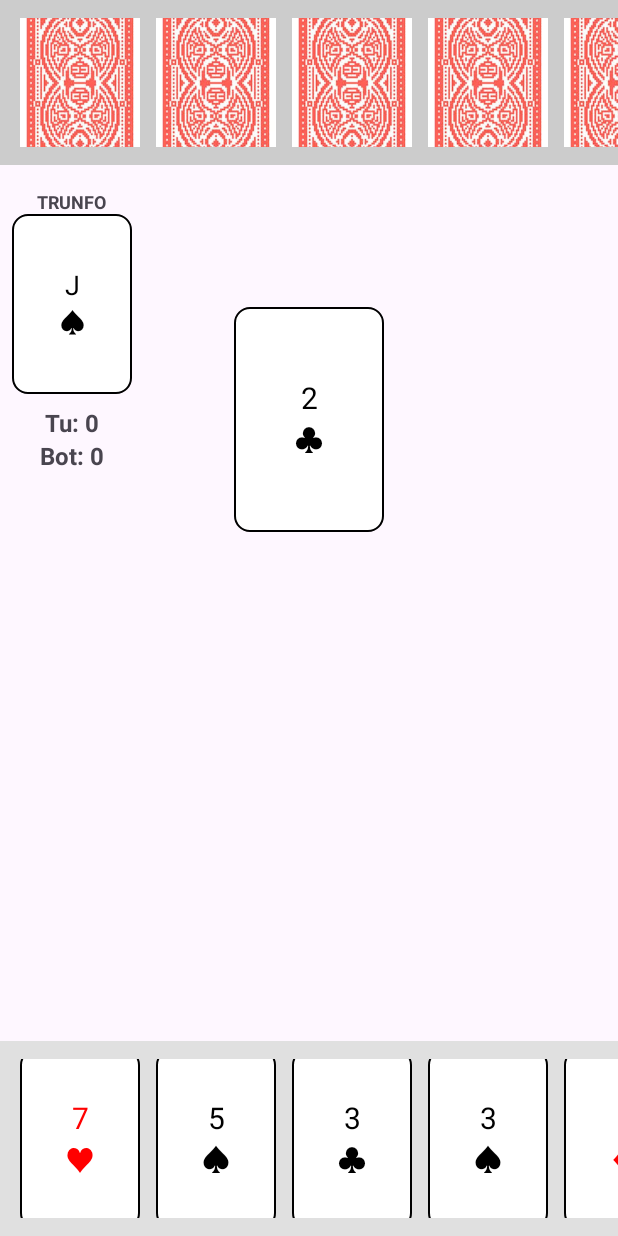
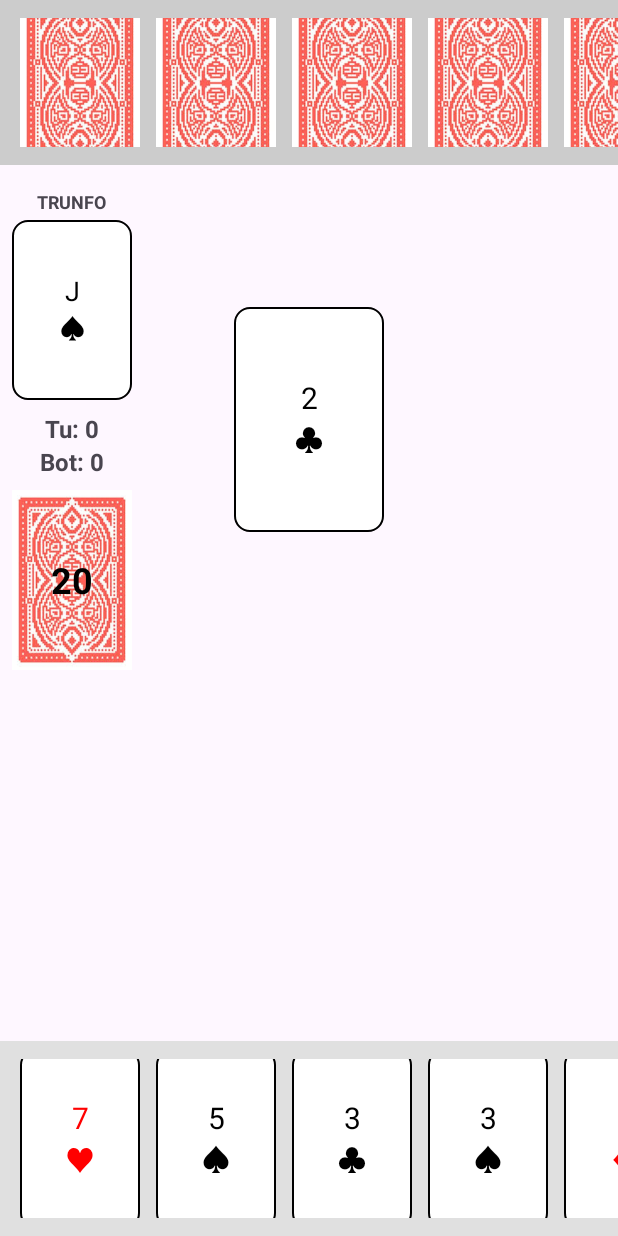
Before and after one commit to PanDisney/GRUPO-TAES-2025, an Android app: the GameActivity screen opened directly, with no data from a screen before it, after a tap on an icon or button, on a phone screen of 412 x 824 dp. Run offline under Robolectric (Android 15) with nearby library versions, the phone set to English and light mode, and no system bars; 1 other tap on this screen came first.

Commit message:
04:parte 2

```diff
--- a/code/BiscaTAES/app/src/main/java/com/example/biscataes/GameActivity.kt
+++ b/code/BiscaTAES/app/src/main/java/com/example/biscataes/GameActivity.kt
@@ -8,6 +8,7 @@ import androidx.appcompat.app.AppCompatActivity
 import android.os.Bundle
 import android.util.Log
 import android.view.Gravity // <-- IMPORTAR GRAVIDADE (para centrar o texto)
+import android.view.View // <-- IMPORTAR VIEW para VISIBLE/INVISIBLE
 import android.widget.Button
 import android.widget.LinearLayout
 import android.widget.TextView
@@ -33,7 +34,7 @@ class GameActivity : AppCompatActivity() {
         drawBotHand() // <-- Desenhar a mão do Bot
         displayTrumpCard()
         updateScoreboardView()
-
+        updateDeckView() // <-- Atualiza o baralho
     }
 
     //
@@ -186,9 +187,9 @@ class GameActivity : AppCompatActivity() {
             } else {
                 playerCardView.setTextColor(Color.BLACK)
             }
-            playerCardView.visibility = TextView.VISIBLE // Tornar visível
+            playerCardView.visibility = View.VISIBLE // Tornar visível
         } else {
-            playerCardView.visibility = TextView.INVISIBLE // Esconder
+            playerCardView.visibility = View.INVISIBLE // Esconder
         }
 
         // Atualizar a carta do Bot
@@ -200,9 +201,9 @@ class GameActivity : AppCompatActivity() {
             } else {
                 botCardView.setTextColor(Color.BLACK)
             }
-            botCardView.visibility = TextView.VISIBLE // Tornar visível
+            botCardView.visibility = View.VISIBLE // Tornar visível
         } else {
-            botCardView.visibility = TextView.INVISIBLE // Esconder
+            botCardView.visibility = View.INVISIBLE // Esconder
         }
     }
     // --- NOVA FUNÇÃO ---
@@ -231,9 +232,11 @@ class GameActivity : AppCompatActivity() {
             } else {
                 trumpView.setTextColor(Color.BLACK)
             }
+            // GARANTIR QUE ESTÁ VISÍVEL
+            trumpView.visibility = View.VISIBLE
         } else {
             // Segurança: se por algum motivo não houver trunfo, esconde
-            trumpView.visibility = TextView.GONE
+            trumpView.visibility = View.GONE
         }
     }
 
@@ -249,6 +252,19 @@ class GameActivity : AppCompatActivity() {
         // 3. Atualizar o texto
         playerScoreView.text = "Tu: $playerPoints"
         botScoreView.text = "Bot: $botPoints"
+    }
+
+    // --- NOVA FUNÇÃO: Atualiza o Deck ---
+    private fun updateDeckView() {
+        val deckView = findViewById<TextView>(R.id.deckView)
+        val remaining = gameEngine.getCardsRemaining()
+
+        if (remaining > 0) {
+            deckView.text = remaining.toString()
+            deckView.visibility = View.VISIBLE
+        } else {
+            deckView.visibility = View.INVISIBLE
+        }
     }
 
     // Converte um Rank num símbolo de texto
@@ -289,6 +305,7 @@ class GameActivity : AppCompatActivity() {
             drawPlayerHand()       // Mostra a mão com a nova carta
             drawBotHand()          // <-- Atualiza mão do Bot (compra de cartas)
             updateScoreboardView() // Atualiza os pontos
+            updateDeckView()       // <-- Atualiza o deck (cartas compradas)
 
             // --- A GRANDE MUDANÇA ---
             // Verifica se o Bot joga a seguir
@@ -359,6 +376,7 @@ class GameActivity : AppCompatActivity() {
             displayTrumpCard()
             updateScoreboardView()
             updateTableView() // Limpa as cartas da mesa da jogada anterior
+            updateDeckView()  // <-- Atualiza o deck
         }
 
         builder.setNegativeButton("Voltar ao Menu") { _, _ ->
--- a/code/BiscaTAES/app/src/main/java/com/example/biscataes/GameEngine.kt
+++ b/code/BiscaTAES/app/src/main/java/com/example/biscataes/GameEngine.kt
@@ -292,4 +292,8 @@ class GameEngine {
         return bot.getHand().size
     }
 
+    // Função para saber quantas cartas restam (para a UI)
+    fun getCardsRemaining(): Int {
+        return if (::deck.isInitialized) deck.cardsRemaining() else 0
+    }
 }
--- a/code/BiscaTAES/app/src/main/res/layout/activity_game.xml
+++ b/code/BiscaTAES/app/src/main/res/layout/activity_game.xml
@@ -43,7 +43,8 @@
             android:layout_height="wrap_content"
             android:text="TRUNFO"
             android:textSize="12sp"
-            android:textStyle="bold" />
+            android:textStyle="bold"
+            android:layout_marginBottom="4dp"/>
 
         <TextView
             android:id="@+id/trumpCardView"
@@ -73,6 +74,26 @@
             android:textSize="16sp"
             android:textStyle="bold"
             tools:text="Bot: 0" />
+
+        <!-- Deck (Baralho) Container Vazio (Preenchido via Código) -->
+        <FrameLayout
+            android:id="@+id/deckContainer"
+            android:layout_width="wrap_content"
+            android:layout_height="wrap_content"
+            android:layout_marginTop="8dp">
+            <!-- O conteudo será adicionado dinamicamente pelo codigo -->
+             <TextView
+                android:id="@+id/deckView"
+                android:layout_width="80dp"
+                android:layout_height="120dp"
+                android:background="@drawable/back_card_red"
+                android:gravity="center"
+                android:textColor="#000000"
+                android:textSize="24sp"
+                android:textStyle="bold"
+                tools:text="30" />
+        </FrameLayout>
+
     </LinearLayout>
 
     <!-- Carta jogada pelo Bot -->
```
